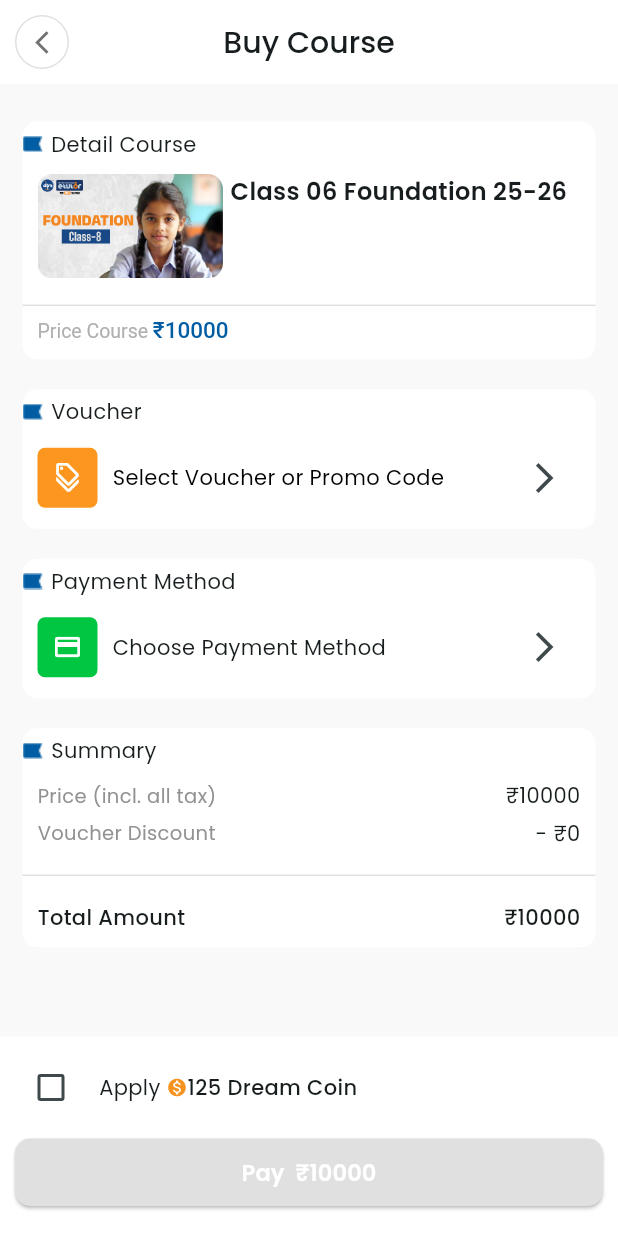
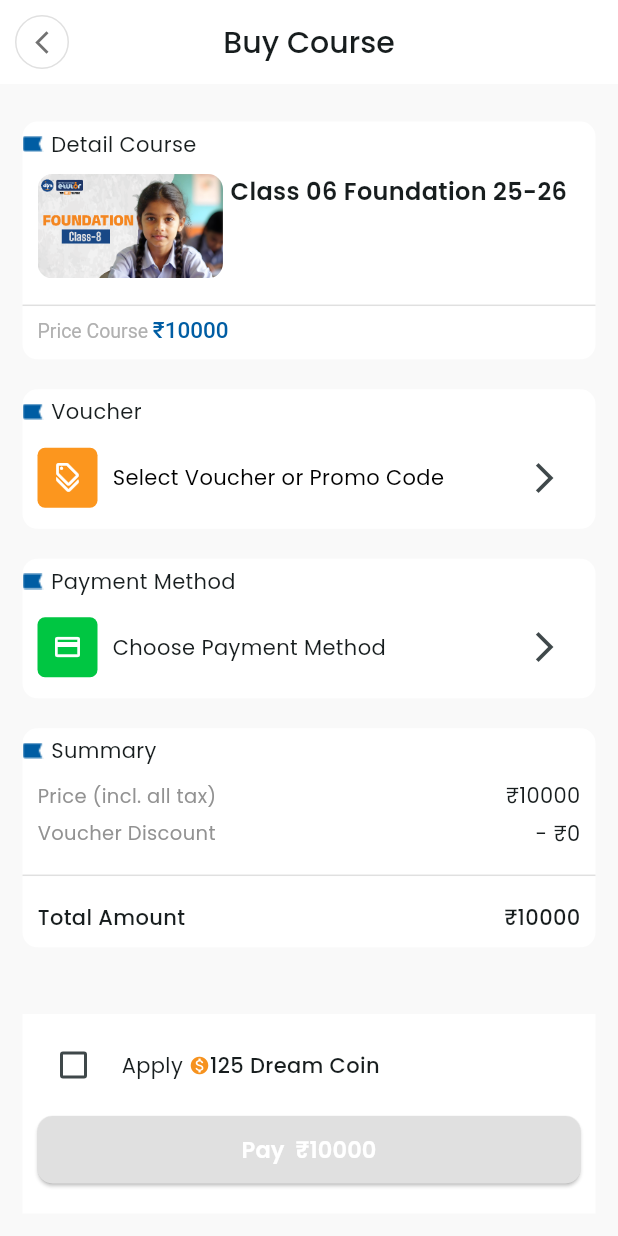
Before and after one commit to donymashup/Etutor, a Flutter app: the CheckoutScreen screen opened directly, on a phone screen of 412 x 824 dp. Run offline on Flutter 3.47's test engine with Material 3 defaults, Android fonts, the phone set to English and light mode, and no system bars; our stand-ins replace better_player, dotted_border, fl_chart, font_awesome_flutter, image_picker, lottie and 4 more; missing offline and left inert: custom_timer, fluentui_emoji_icon, flutter_tex, iconify_flutter, syncfusion_flutter_pdfviewer; project files that could hold a hidden picture were left out.

Commit message:
checkout page scrolling modified

```diff
--- a/lib/features/payment/screen/checkout_screen.dart
+++ b/lib/features/payment/screen/checkout_screen.dart
@@ -31,14 +31,15 @@ class CheckoutScreen extends StatelessWidget {
         ),
       ),
       body: SizedBox.expand(
-        child: Stack(
+        child: Padding(
+          padding: const EdgeInsets.all(15.0),
+          child: Column(
             children: [
-            Padding(
-              padding: const EdgeInsets.all(15.0),
+              // Course card
+              Expanded(
                 child: SingleChildScrollView(
                   child: Column(
                     children: [
-                    // Course card
                       Container(
                         margin: EdgeInsets.symmetric(vertical: 10),
                         decoration: BoxDecoration(
@@ -428,10 +429,8 @@ class CheckoutScreen extends StatelessWidget {
                   ),
                 ),
               ),
-            // Bottom confirm button
-            Positioned(
-              bottom: 0,
-              child: StatefulBuilder(
+
+              StatefulBuilder(
                 builder: (context, setState) => Container(
                   width: MediaQuery.of(context).size.width,
                   color: AppColor.whiteColor,
@@ -463,7 +462,8 @@ class CheckoutScreen extends StatelessWidget {
                                 Icon(
                                   Icons.monetization_on,
                                   size: 14,
-                                  color: AppColor.secondaryColor, // Make sure this is defined in AppColor
+                                  color: AppColor
+                                      .secondaryColor,
                                 ),
                                 const Text(
                                   "125 Dream Coin",
@@ -484,12 +484,13 @@ class CheckoutScreen extends StatelessWidget {
                               Navigator.push(
                                 context,
                                 MaterialPageRoute(
-                                    builder: (context) => PaymentSuccesfull()),
+                                    builder: (context) =>
+                                        PaymentSuccesfull()),
                               );
                             }
                           },
                           text:
-                              "Pay  ₹10000", // Update if amount changes with Dream Coin
+                              "Pay  ₹10000",
                           buttoncolor: selected != null
                               ? AppColor.primaryColor
                               : AppColor.greyButton,
@@ -499,9 +500,9 @@ class CheckoutScreen extends StatelessWidget {
                     ),
                   ),
                 ),
+              )
+            ],
           ),
-            ),
-          ],
         ),
       ),
     );
```
Also changed, not shown: 4 other files. Lines whose indentation alone changed are shown as unchanged.
